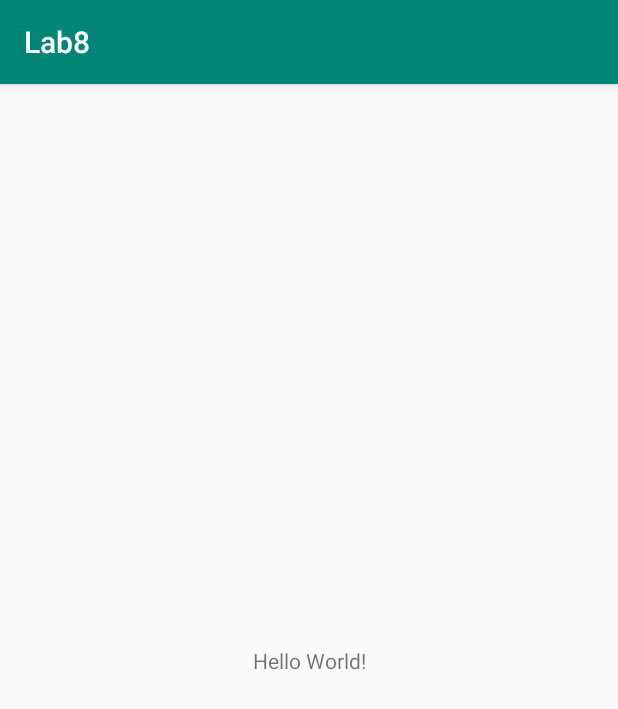
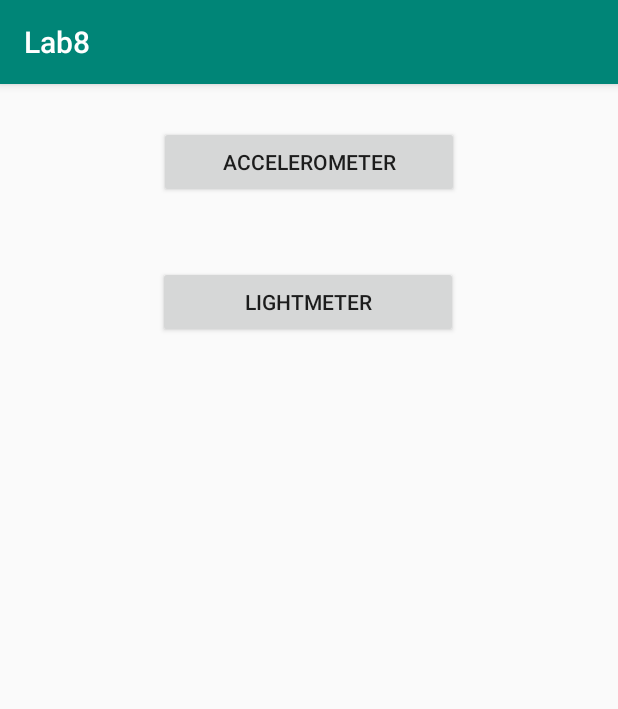
Before and after one commit to githubilona/TM8-sensors, an Android app: the screen it shows after launch (MainActivity), on a phone screen of 412 x 824 dp. Shown: the top 709 px of the screen. Run offline under Robolectric (Android 15) with nearby library versions, the phone set to English and light mode, and no system bars.

Commit message:
display x ,y, z values from accelerometer

```diff
--- a/app/src/main/AndroidManifest.xml
+++ b/app/src/main/AndroidManifest.xml
@@ -1,6 +1,10 @@
 <?xml version="1.0" encoding="utf-8"?>
 <manifest xmlns:android="http://schemas.android.com/apk/res/android"
     package="com.example.lab8">
+
+    <uses-feature
+        android:name="android.hardware.sensor.accelerometer"
+        android:required="true" />
 
     <application
         android:allowBackup="true"
@@ -9,6 +13,8 @@
         android:roundIcon="@mipmap/ic_launcher_round"
         android:supportsRtl="true"
         android:theme="@style/AppTheme">
+        <activity android:name=".LightmeterActivity"></activity>
+        <activity android:name=".AccelerometerActivity" />
         <activity android:name=".MainActivity">
             <intent-filter>
                 <action android:name="android.intent.action.MAIN" />
--- a/app/src/main/res/layout/activity_main.xml
+++ b/app/src/main/res/layout/activity_main.xml
@@ -6,13 +6,32 @@
     android:layout_height="match_parent"
     tools:context=".MainActivity">
 
-    <TextView
+    <Button
+        android:id="@+id/accelerometerButton"
         android:layout_width="wrap_content"
         android:layout_height="wrap_content"
-        android:text="Hello World!"
-        app:layout_constraintBottom_toBottomOf="parent"
-        app:layout_constraintLeft_toLeftOf="parent"
-        app:layout_constraintRight_toRightOf="parent"
+        android:layout_marginTop="28dp"
+        android:layout_marginEnd="88dp"
+        android:width="200dp"
+        android:onClick="accelerometerButtonOnClick"
+        android:text="Accelerometer"
+        app:layout_constraintEnd_toEndOf="parent"
+        app:layout_constraintHorizontal_bias="0.853"
+        app:layout_constraintStart_toStartOf="parent"
         app:layout_constraintTop_toTopOf="parent" />
 
+    <Button
+        android:id="@+id/lightmeterButton"
+        android:layout_width="wrap_content"
+        android:layout_height="wrap_content"
+        android:layout_marginTop="32dp"
+        android:width="200dp"
+        android:onClick="lightmeterButtonOnClick"
+        android:text="Lightmeter"
+        app:layout_constraintBottom_toBottomOf="parent"
+        app:layout_constraintEnd_toEndOf="parent"
+        app:layout_constraintHorizontal_bias="0.497"
+        app:layout_constraintStart_toStartOf="parent"
+        app:layout_constraintTop_toBottomOf="@+id/accelerometerButton"
+        app:layout_constraintVertical_bias="0.022" />
 </androidx.constraintlayout.widget.ConstraintLayout>
```
Also changed, not shown: app/src/main/java/com/example/lab8/AccelerometerActivity.java (added, +62 -0 lines), app/src/main/java/com/example/lab8/LightmeterActivity.java (added, +14 -0 lines), app/src/main/java/com/example/lab8/MainActivity.java (+13 -0 lines), app/src/main/res/layout/activity_accelerometer.xml (added, +52 -0 lines), app/src/main/res/layout/activity_lightmeter.xml (added, +9 -0 lines).
